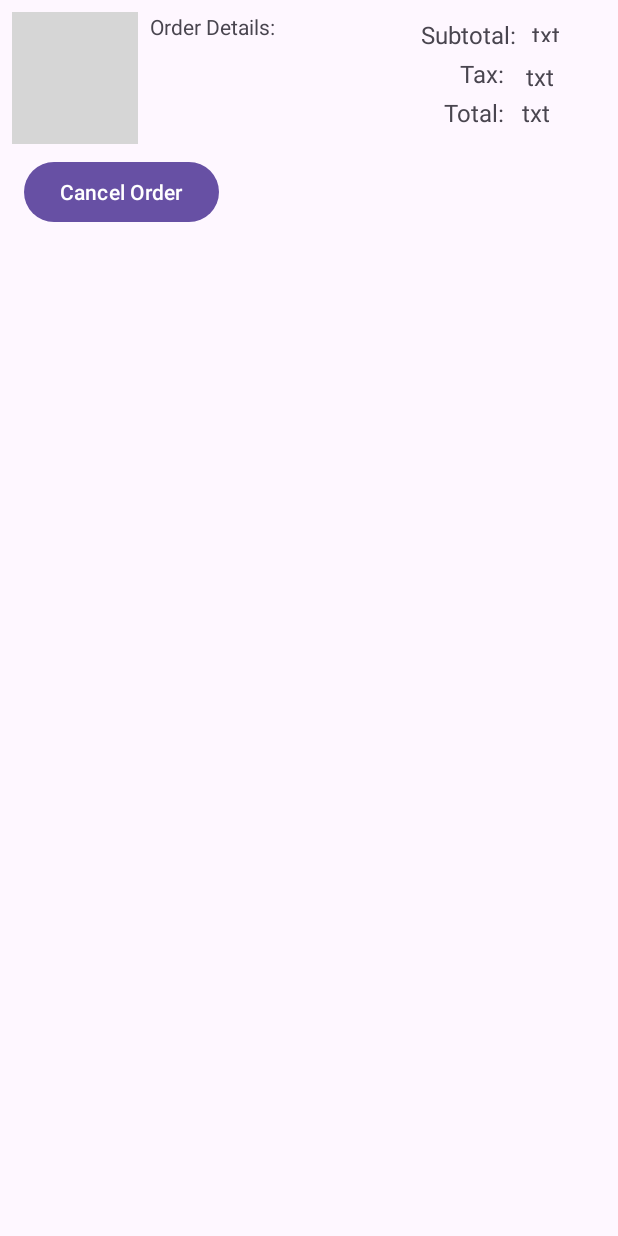
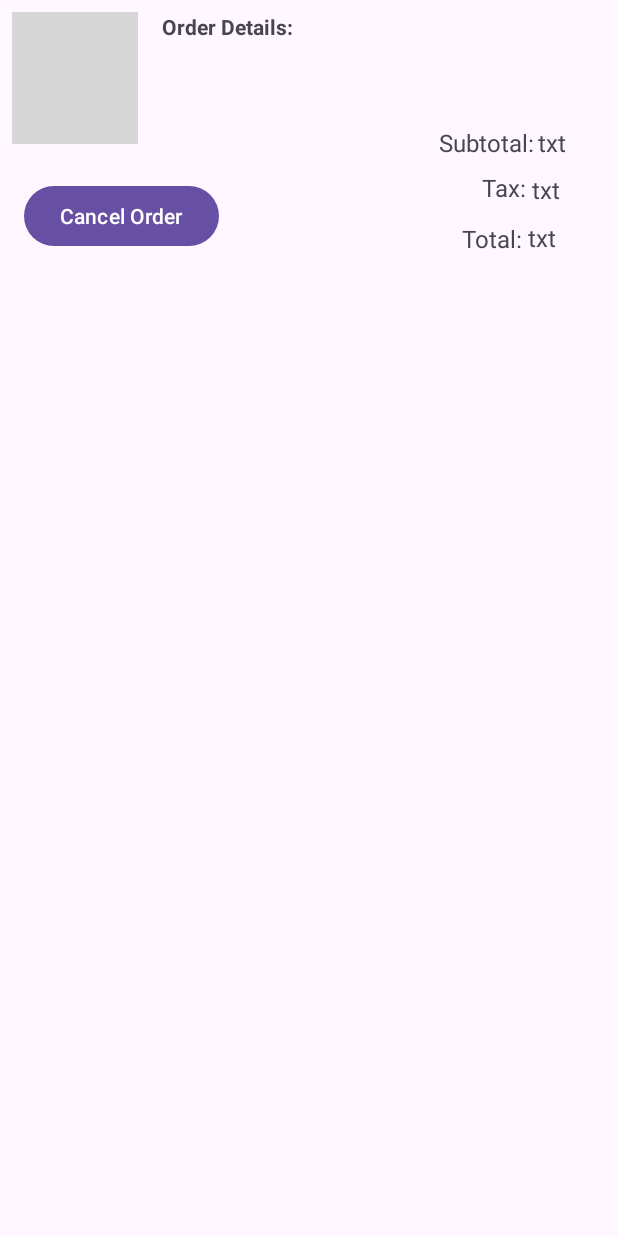
Before and after one commit to devrijhwani3118/PizzaApp, an Android app: the layout item_view.xml on its own in the app's theme, with its tools: preview values and no code run, on a phone screen of 412 x 824 dp. Run offline under Robolectric (Android 15) with nearby library versions, the phone set to English and light mode, and no system bars; Roboto replaces fonts that are not available here; grey boxes are pictures that could not be loaded.

Commit message:
fixed image stuff and some current order

```diff
--- a/app/src/main/java/com/example/project5/OrderPage.java
+++ b/app/src/main/java/com/example/project5/OrderPage.java
@@ -452,6 +452,8 @@ public class OrderPage extends AppCompatActivity {
         // Save to singleton
         PizzaSingleton.getInstance().getPizzas().add(pizza);
         PizzaSingleton.getInstance().getPizzasString().add(pizzaString);
+        PizzaSingleton.getInstance().setOrderNumber(PizzaSingleton.getInstance().getOrderNumber()+1);
+        PizzaSingleton.getInstance().getOrderNumberList().add(PizzaSingleton.getInstance().getOrderNumber());
         Toast.makeText(this, "Pizza Added to Current Orders!", Toast.LENGTH_SHORT).show();
     }
 
--- a/app/src/main/java/com/example/project5/PizzaSingleton.java
+++ b/app/src/main/java/com/example/project5/PizzaSingleton.java
@@ -2,6 +2,7 @@ package com.example.project5;
 
 import android.content.Context;
 import android.content.Intent;
+import android.media.Image;
 import android.widget.Button;
 import android.widget.ImageButton;
 import androidx.appcompat.app.AppCompatActivity;
@@ -36,7 +37,7 @@ public class PizzaSingleton {
         orderNumberList = new ArrayList<>();
         pizzas = new ArrayList<>();
         orders = new ArrayList<>();
-        orderNumber=1;
+        orderNumber=0;
 
     }
 
--- a/app/src/main/res/layout/item_view.xml
+++ b/app/src/main/res/layout/item_view.xml
@@ -1,6 +1,5 @@
 <?xml version="1.0" encoding="utf-8"?>
-<androidx.constraintlayout.widget.ConstraintLayout
-    xmlns:android="http://schemas.android.com/apk/res/android"
+<androidx.constraintlayout.widget.ConstraintLayout xmlns:android="http://schemas.android.com/apk/res/android"
     xmlns:app="http://schemas.android.com/apk/res-auto"
     xmlns:tools="http://schemas.android.com/tools"
     android:layout_width="match_parent"
@@ -17,13 +16,24 @@
         tools:src="@tools:sample/avatars" />
 
     <TextView
+        android:id="@+id/order_details_header"
+        android:layout_width="96dp"
+        android:layout_height="22dp"
+        android:layout_marginStart="16dp"
+        android:text="Order Details:"
+        android:textSize="14sp"
+        android:textStyle="bold"
+        app:layout_constraintStart_toEndOf="@+id/imageView3"
+        app:layout_constraintTop_toTopOf="parent" />
+
+    <TextView
         android:id="@+id/order_details"
-        android:layout_width="189dp"
-        android:layout_height="75dp"
-        android:layout_marginStart="8dp"
-        android:text="@string/order_details"
+        android:layout_width="185dp"
+        android:layout_height="73dp"
+        android:layout_marginStart="16dp"
+        android:layout_marginTop="28dp"
         android:textSize="14sp"
-        app:layout_constraintStart_toEndOf="@id/imageView3"
+        app:layout_constraintStart_toEndOf="@+id/imageView3"
         app:layout_constraintTop_toTopOf="parent" />
 
     <Button
@@ -31,51 +41,28 @@
         android:layout_width="wrap_content"
         android:layout_height="wrap_content"
         android:layout_marginStart="8dp"
-        android:layout_marginTop="8dp"
+        android:layout_marginTop="112dp"
         android:text="@string/cancel_order"
         app:layout_constraintStart_toStartOf="parent"
-        app:layout_constraintTop_toBottomOf="@id/imageView3" />
-
-    <TextView
-        android:id="@+id/subtotal"
-        android:layout_width="wrap_content"
-        android:layout_height="wrap_content"
-        android:layout_marginTop="4dp"
-        android:layout_marginEnd="60dp"
-        android:text="@string/subtotal_colon"
-        android:textSize="16sp"
-        app:layout_constraintEnd_toEndOf="parent"
-        app:layout_constraintTop_toTopOf="parent" />
-
-    <TextView
-        android:id="@+id/subtotal2"
-        android:layout_width="41dp"
-        android:layout_height="16dp"
-        android:layout_marginTop="4dp"
-        android:layout_marginEnd="8dp"
-        android:text="@string/txt"
-        android:textSize="16sp"
-        app:layout_constraintEnd_toEndOf="parent"
         app:layout_constraintTop_toTopOf="parent" />
 
     <TextView
         android:id="@+id/tax2"
         android:layout_width="45dp"
         android:layout_height="20dp"
-        android:layout_marginTop="32dp"
-        android:layout_marginEnd="8dp"
+        android:layout_marginTop="8dp"
+        android:layout_marginEnd="4dp"
         android:text="@string/txt"
         android:textSize="16sp"
         app:layout_constraintEnd_toEndOf="parent"
-        app:layout_constraintTop_toTopOf="parent" />
+        app:layout_constraintTop_toBottomOf="@+id/subtotal2" />
 
     <TextView
-        android:id="@+id/total2"
-        android:layout_width="48dp"
+        android:id="@+id/subtotal2"
+        android:layout_width="45dp"
         android:layout_height="23dp"
-        android:layout_marginTop="56dp"
-        android:layout_marginEnd="8dp"
-        android:text="txt"
+        android:layout_marginTop="76dp"
+        android:text="@string/txt"
         android:textSize="16sp"
         app:layout_constraintEnd_toEndOf="parent"
         app:layout_constraintTop_toTopOf="parent" />
@@ -84,22 +71,44 @@
         android:id="@+id/tax"
         android:layout_width="wrap_content"
         android:layout_height="wrap_content"
-        android:layout_marginTop="4dp"
-        android:layout_marginEnd="68dp"
+        android:layout_marginTop="8dp"
+        android:layout_marginEnd="4dp"
         android:text="@string/tax"
         android:textSize="16sp"
+        app:layout_constraintEnd_toStartOf="@+id/tax2"
+        app:layout_constraintTop_toBottomOf="@+id/subtotal" />
+
+    <TextView
+        android:id="@+id/subtotal"
+        android:layout_width="wrap_content"
+        android:layout_height="wrap_content"
+        android:layout_marginTop="76dp"
+        android:layout_marginEnd="48dp"
+        android:text="@string/subtotal_colon"
+        android:textSize="16sp"
         app:layout_constraintEnd_toEndOf="parent"
-        app:layout_constraintTop_toBottomOf="@id/subtotal" />
+        app:layout_constraintTop_toTopOf="parent" />
 
     <TextView
         android:id="@+id/total"
         android:layout_width="wrap_content"
         android:layout_height="wrap_content"
-        android:layout_marginTop="4dp"
-        android:layout_marginEnd="68dp"
+        android:layout_marginTop="12dp"
+        android:layout_marginEnd="4dp"
         android:text="@string/total_colon"
         android:textSize="16sp"
+        app:layout_constraintEnd_toStartOf="@+id/total2"
+        app:layout_constraintTop_toBottomOf="@+id/tax" />
+
+    <TextView
+        android:id="@+id/total2"
+        android:layout_width="48dp"
+        android:layout_height="23dp"
+        android:layout_marginTop="12dp"
+        android:layout_marginEnd="4dp"
+        android:text="txt"
+        android:textSize="16sp"
         app:layout_constraintEnd_toEndOf="parent"
-        app:layout_constraintTop_toBottomOf="@id/tax" />
+        app:layout_constraintTop_toBottomOf="@+id/tax2" />
 
 </androidx.constraintlayout.widget.ConstraintLayout>
```
Also changed, not shown: app/src/main/java/com/example/project5/CurrentOrder.java (+24 -8 lines), app/src/main/java/com/example/project5/OrderAdapter.java (+46 -53 lines), app/src/main/java/com/example/project5/OrderView.java (+1 -12 lines), app/src/main/res/layout/activity_current_order_page.xml (+15 -2 lines).
